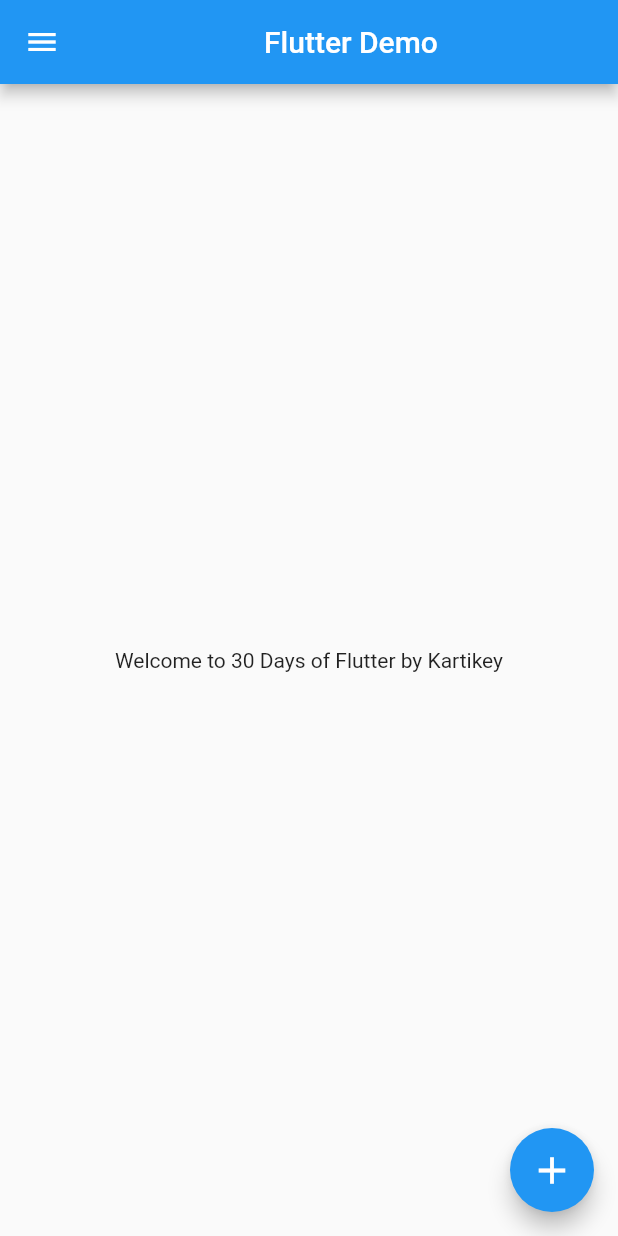
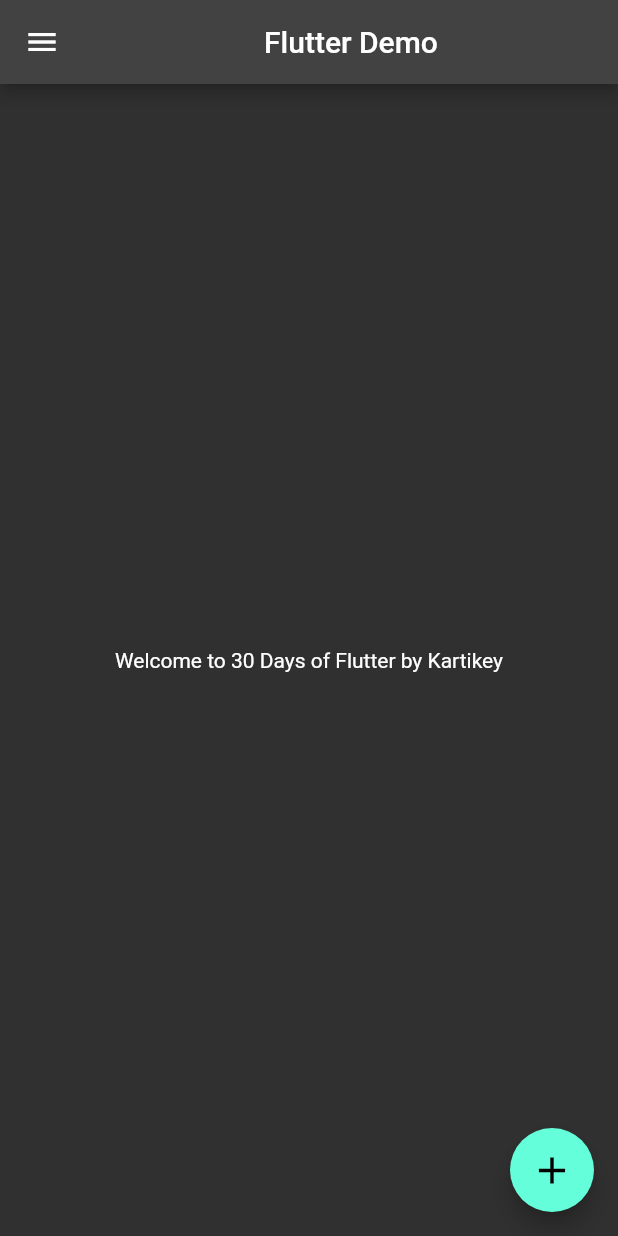
Before and after one commit to Antrimo/30DaysOfFlutter, a Flutter app: the screen it shows after launch, on a phone screen of 412 x 824 dp. Run offline on Flutter 3.47's test engine with Material 2 defaults, Android fonts, the phone set to English and light mode, and no system bars.

Commit message:
day2: done

```diff
--- a/lib/main.dart
+++ b/lib/main.dart
@@ -1,4 +1,5 @@
-import 'package:app/homepage.dart';
+import 'package:app/pages/homepage.dart';
+import 'package:app/pages/loginpage.dart';
 import 'package:flutter/material.dart';
 
 void main() {
@@ -10,7 +11,16 @@ class MyApp extends StatelessWidget {
 
   @override
   Widget build(BuildContext context) {
-    return const MaterialApp(
-        debugShowCheckedModeBanner: false, home: Homepage());
+    return MaterialApp(
+        debugShowCheckedModeBanner: false,
+        themeMode: ThemeMode.dark,
+        darkTheme: ThemeData(
+          brightness: Brightness.dark,
+        ),
+        initialRoute: "/home",
+        routes: {
+          "/login": (context) => const Loginpage(),
+          "/home": (context) => const Homepage(),
+        });
   }
 }
```
Also changed, not shown: lib/pages/loginpage.dart (added, +22 -0 lines), lib/pages/homepage.dart (renamed from lib/homepage.dart).
